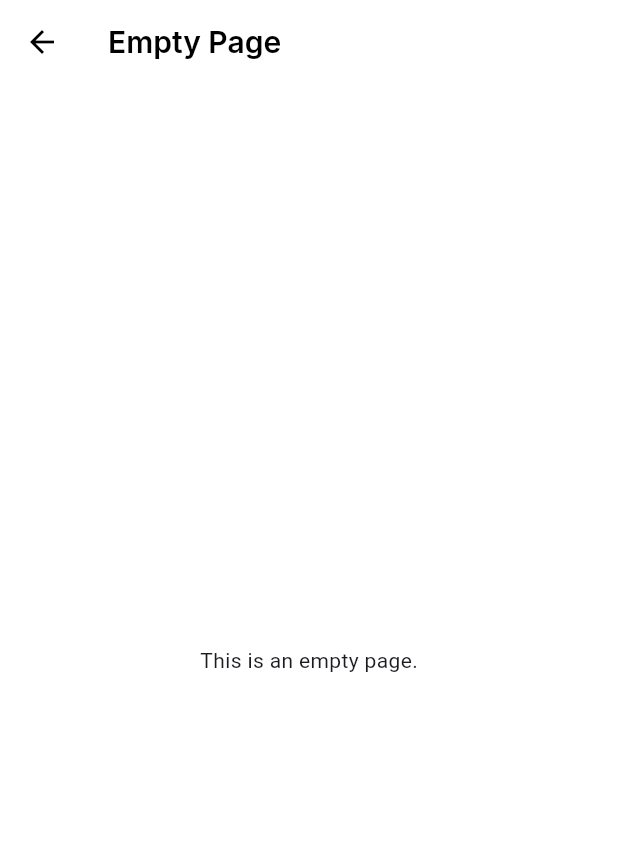
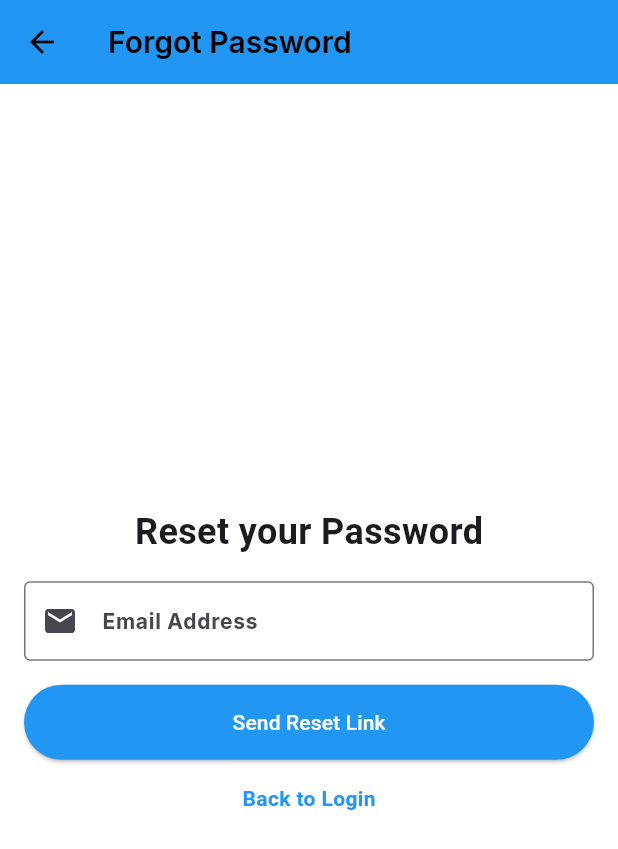
Before and after one commit to AgnerDDiaz/short_time_app, a Flutter app: the screen it shows after launch, after a tap on "Forgot password?", on a phone screen of 412 x 824 dp. Shown: the top 849 px of the screen. Run offline on Flutter 3.47's test engine with Material 3 defaults, Android fonts, the phone set to English and light mode, and no system bars; our stand-ins replace table_calendar.

```diff
--- a/lib/main.dart
+++ b/lib/main.dart
@@ -9,6 +9,7 @@ import 'models/auth_manager.dart'; // Clase para manejar la autenticación
 import 'screens/login_screen.dart'; // Pantalla de Login
 import 'screens/registro_screen.dart'; // Pantalla de Registro
 import 'screens/empty_page.dart'; // Importar la página vacía
+import 'screens/forgot_password_screen.dart'; // Importar la pantalla de recuperación de contraseña
 
 void main() {
   runApp(ShortTimeApp());
@@ -61,6 +62,7 @@ class ShortTimeAppState extends State<ShortTimeApp> {
             appTitle: appTitle,
             ChangeThemeMode: ChangeThemeMode,
           ), // Pantalla principal Home
+          '/forgotPassword': (context) => ForgotPasswordScreen(), // Ruta añadida para la pantalla de recuperación
           '/emptyPage': (context) => EmptyPage(), // Página vacía
           '/register': (context) => RegisterScreen(), // Ruta añadida para el registro
         },
--- /dev/null
+++ b/lib/screens/forgot_password_screen.dart
@@ -0,0 +1,133 @@
+import 'package:flutter/material.dart';
+
+class ForgotPasswordScreen extends StatefulWidget {
+  static const routeName = '/forgotPassword';
+
+  @override
+  _ForgotPasswordScreenState createState() => _ForgotPasswordScreenState();
+}
+
+class _ForgotPasswordScreenState extends State<ForgotPasswordScreen> {
+  final TextEditingController emailController = TextEditingController();
+  final _formKey = GlobalKey<FormState>();
+  bool _isLoading = false;
+
+  void _sendPasswordResetEmail() async {
+    if (_formKey.currentState!.validate()) {
+      setState(() {
+        _isLoading = true; // Mostrar indicador de carga
+      });
+
+      await Future.delayed(Duration(seconds: 2)); // Simular un retraso para la carga
+
+      String email = emailController.text;
+
+      // Simulación del envío del correo para restablecer la contraseña
+      setState(() {
+        _isLoading = false; // Ocultar indicador de carga
+      });
+
+      // Simulación de éxito
+      _showSuccessDialog();
+    }
+  }
+
+  void _showSuccessDialog() {
+    showDialog(
+      context: context,
+      builder: (ctx) => AlertDialog(
+        title: Text('Password Reset'),
+        content: Text('A password reset link has been sent to your email address.'),
+        actions: <Widget>[
+          TextButton(
+            onPressed: () {
+              Navigator.of(ctx).pop();
+              Navigator.of(context).pop(); // Redirige de vuelta al login
+            },
+            child: Text('OK'),
+          ),
+        ],
+      ),
+    );
+  }
+
+  @override
+  Widget build(BuildContext context) {
+    return Scaffold(
+      appBar: AppBar(
+        title: Text("Forgot Password"),
+        backgroundColor: Colors.blue,
+      ),
+      body: Center(
+        child: Padding(
+          padding: const EdgeInsets.all(16.0),
+          child: SingleChildScrollView(
+            child: Form(
+              key: _formKey,
+              child: Column(
+                mainAxisAlignment: MainAxisAlignment.center,
+                children: [
+                  // Título
+                  Text(
+                    "Reset your Password",
+                    style: TextStyle(fontSize: 24.0, fontWeight: FontWeight.bold),
+                  ),
+                  SizedBox(height: 16.0),
+
+                  // Campo de texto para el correo electrónico
+                  TextFormField(
+                    controller: emailController,
+                    keyboardType: TextInputType.emailAddress,
+                    decoration: InputDecoration(
+                      labelText: "Email Address",
+                      border: OutlineInputBorder(),
+                      prefixIcon: Icon(Icons.email),
+                    ),
+                    validator: (value) {
+                      if (value == null || value.isEmpty) {
+                        return "Please enter your email.";
+                      }
+                      if (!RegExp(r'^[^@]+@[^@]+\.[^@]+$').hasMatch(value)) {
+                        return "Please enter a valid email address.";
+                      }
+                      return null;
+                    },
+                  ),
+                  SizedBox(height: 16.0),
+
+                  // Botón para enviar el correo de restablecimiento de contraseña
+                  _isLoading
+                      ? CircularProgressIndicator() // Indicador de carga
+                      : ElevatedButton(
+                    onPressed: _sendPasswordResetEmail,
+                    child: Text("Send Reset Link"),
+                    style: ElevatedButton.styleFrom(
+                      backgroundColor: Colors.blue,
+                      foregroundColor: Colors.white,
+                      minimumSize: Size(double.infinity, 50),
+                    ),
+                  ),
+                  SizedBox(height: 16.0),
+
+                  // Enlace para volver a la pantalla de login
+                  InkWell(
+                    onTap: () {
+                      Navigator.of(context).pop(); // Volver al Login
+                    },
+                    child: Text(
+                      "Back to Login",
+                      style: TextStyle(
+                        color: Colors.blue,
+                        fontWeight: FontWeight.bold,
+                      ),
+                    ),
+                  ),
+                ],
+              ),
+            ),
+          ),
+        ),
+      ),
+    );
+  }
+}
--- a/lib/screens/login_screen.dart
+++ b/lib/screens/login_screen.dart
@@ -1,4 +1,5 @@
 import 'package:flutter/material.dart';
+import 'forgot_password_screen.dart'; // Importar la pantalla de recuperación de contraseña
 
 class LoginScreen extends StatefulWidget {
   static const routeName = '/login';
@@ -152,7 +153,7 @@ class _LoginScreenState extends State<LoginScreen> {
                     alignment: Alignment.centerRight,
                     child: InkWell(
                       onTap: () {
-                        Navigator.pushNamed(context, '/emptyPage'); // Redirigir a una página vacía
+                        Navigator.pushNamed(context, ForgotPasswordScreen.routeName); // Redirigir a la pantalla de recuperación de contraseña
                       },
                       child: Text(
                         "Forgot password?",
```
